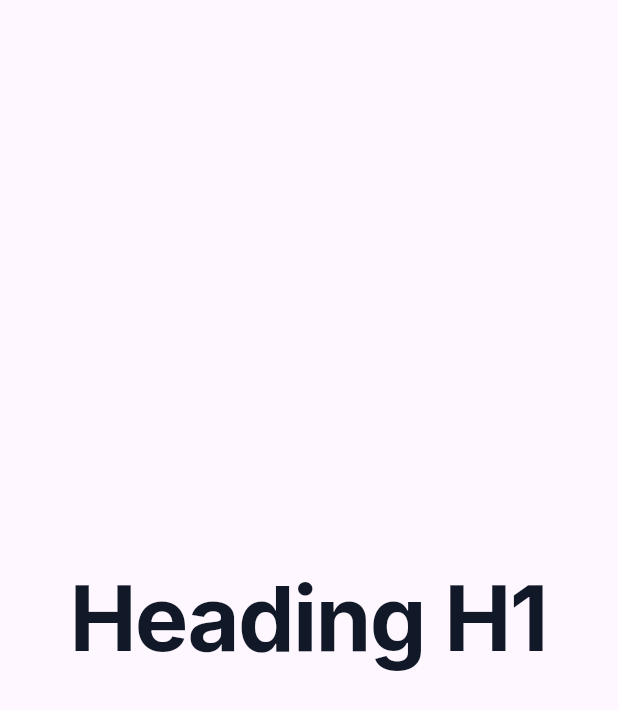
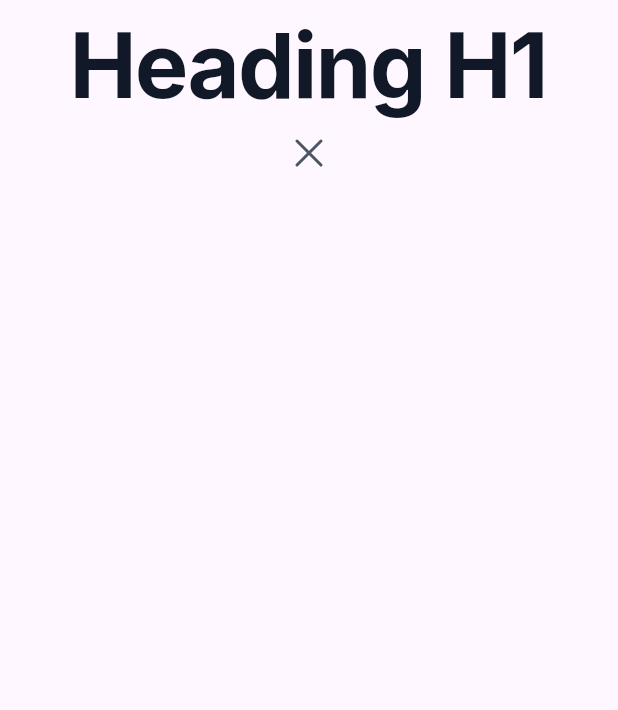
Before and after one commit to rakafajars/personal-portofolio, a Flutter app: the screen it shows after launch, on a phone screen of 412 x 824 dp. Shown: the top 710 px of the screen. Run offline on Flutter 3.47's test engine with Material 2 defaults, Android fonts, the phone set to English and light mode, and no system bars; our stand-ins replace flutter_svg, google_fonts.

```diff
--- a/lib/main.dart
+++ b/lib/main.dart
@@ -1,4 +1,5 @@
 import 'package:flutter/material.dart';
+import 'package:flutter_svg/flutter_svg.dart';
 import 'package:portofolio/common/common_style.dart';
 
 void main() {
@@ -28,11 +29,18 @@ class MyHomePage extends StatelessWidget {
   @override
   Widget build(BuildContext context) {
     return Scaffold(
-      body: Center(
-        child: Text(
-          'Heading H1',
-          style: CommonStyle().heading1,
-        ),
+      body: Column(
+        children: [
+          Center(
+            child: Text(
+              'Heading H1',
+              style: CommonStyle().heading1,
+            ),
+          ),
+          SvgPicture.asset(
+            'assets/images/icon_light_close.svg',
+          ),
+        ],
       ),
     );
   }
```
Also changed, not shown: pubspec.yaml (+3 -18 lines), assets/images/icon_light_close.svg (renamed from assets/icon/icon_light_mode/icon_light_close.svg), assets/images/icon_light_copy.svg (renamed from assets/icon/icon_light_mode/icon_light_copy.svg), assets/images/icon_light_copy_right.svg (renamed from assets/icon/icon_light_mode/icon_light_copy_right.svg), assets/images/icon_light_dark_mode.svg (renamed from assets/icon/icon_light_mode/icon_light_dark_mode.svg), assets/images/icon_light_external_link.svg (renamed from assets/icon/icon_light_mode/icon_light_external_link.svg), assets/images/icon_light_github.svg (renamed from assets/icon/icon_light_mode/icon_light_github.svg), assets/images/icon_light_inbox.svg (renamed from assets/icon/icon_light_mode/icon_light_inbox.svg), assets/images/icon_light_location.svg (renamed from assets/icon/icon_light_mode/icon_light_location.svg), assets/images/icon_light_menu.svg (renamed from assets/icon/icon_light_mode/icon_light_menu.svg), assets/images/icon_light_mode.svg (renamed from assets/icon/icon_light_mode/icon_light_mode.svg), assets/images/icon_light_phone.svg (renamed from assets/icon/icon_light_mode/icon_light_phone.svg), assets/images/icon_light_twitter.svg (renamed from assets/icon/icon_light_mode/icon_light_twitter.svg), pubspec.lock.
